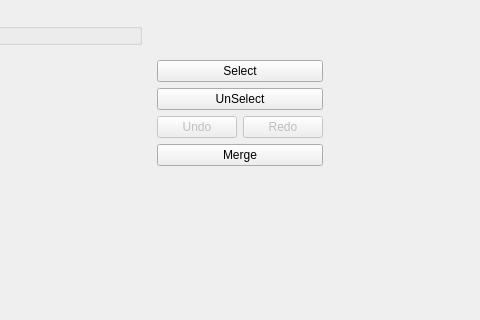
This is circus/shared/qt_merge.ui in spyking-circus/spyking-circus as Qt 5 draws it before an edit; both pictures show x 357 to 837 and y 0 to 320 of the 974 by 625 pixel window. The edited form follows.
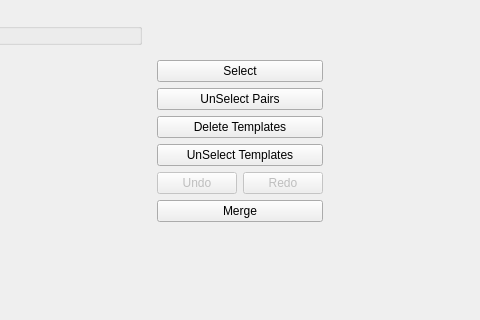
This is the edited form. Icons and pictures are not drawn. Custom widgets are drawn as their Qt base class.

Commit message: Proper branch

What changed in the file:
```diff
--- a/circus/shared/qt_merge.ui
+++ b/circus/shared/qt_merge.ui
@@ -202,7 +202,31 @@
        <item>
         <widget class="QPushButton" name="btn_unselect">
          <property name="text">
-          <string>UnSelect</string>
+          <string>UnSelect Pairs</string>
+         </property>
+         <property name="icon">
+          <iconset theme="edit-delete">
+           <normaloff/>
+          </iconset>
+         </property>
+        </widget>
+       </item>
+       <item>
+        <widget class="QPushButton" name="btn_delete">
+         <property name="text">
+          <string>Delete Templates</string>
+         </property>
+         <property name="icon">
+          <iconset theme="user-trash">
+           <normaloff/>
+          </iconset>
+         </property>
+        </widget>
+       </item>
+       <item>
+        <widget class="QPushButton" name="btn_unselect_template">
+         <property name="text">
+          <string>UnSelect Templates</string>
          </property>
          <property name="icon">
           <iconset theme="edit-delete"/>
```
Left out of the diff: 3 changed lines with no effect on the pictures. The commit also changes 1 other file.
